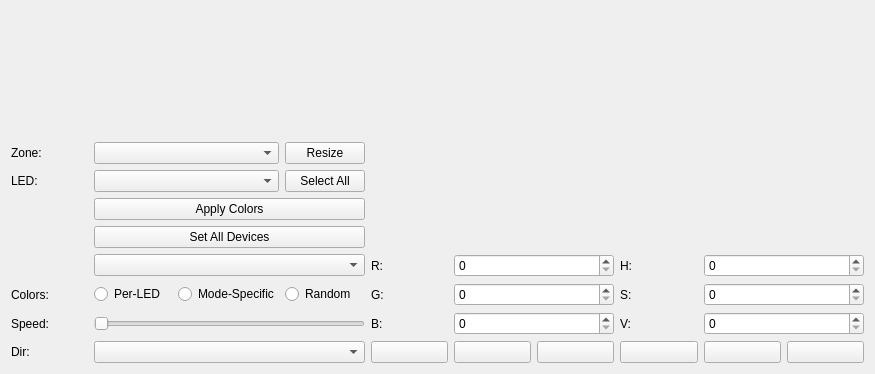
First picture: the form in qt/devicepage.ui, repository Hyun-sudo/OpenSourceSWIntroductionProject, before the edit.
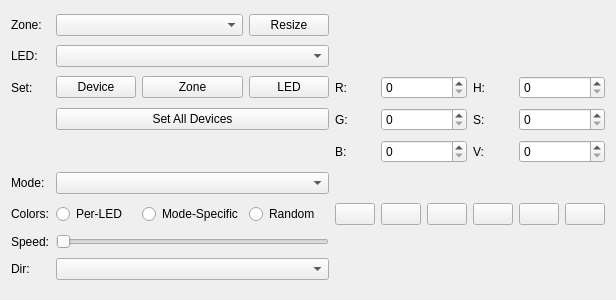
Second picture: the form after the edit. Custom widgets are drawn as their Qt base class.

What changed in the file:
```diff
--- a/qt/devicepage.ui
+++ b/qt/devicepage.ui
@@ -6,119 +6,170 @@
    <rect>
     <x>0</x>
     <y>0</y>
-    <width>875</width>
-    <height>374</height>
+    <width>556</width>
+    <height>300</height>
    </rect>
   </property>
   <property name="windowTitle">
    <string>Form</string>
   </property>
   <layout class="QGridLayout" name="gridLayout">
-   <item row="0" column="0" colspan="10">
-    <widget class="DeviceView" name="DeviceViewBox" native="true">
-     <property name="sizePolicy">
-      <sizepolicy hsizetype="MinimumExpanding" vsizetype="MinimumExpanding">
-       <horstretch>0</horstretch>
-       <verstretch>0</verstretch>
-      </sizepolicy>
-     </property>
-     <property name="minimumSize">
-      <size>
-       <width>0</width>
-       <height>0</height>
-      </size>
-     </property>
-    </widget>
-   </item>
-   <item row="1" column="0">
+   <item row="0" column="0">
     <widget class="QLabel" name="ZoneLabel">
      <property name="text">
       <string>Zone:</string>
      </property>
     </widget>
    </item>
-   <item row="1" column="1" colspan="2">
+   <item row="0" column="1" colspan="2">
     <widget class="QComboBox" name="ZoneBox"/>
    </item>
-   <item row="1" column="3">
+   <item row="0" column="3">
     <widget class="QPushButton" name="ResizeButton">
      <property name="text">
       <string>Resize</string>
      </property>
     </widget>
    </item>
-   <item row="1" column="4" rowspan="4" colspan="6">
-    <widget class="ColorWheel" name="ColorWheelBox" native="true">
-     <property name="sizePolicy">
-      <sizepolicy hsizetype="Preferred" vsizetype="Preferred">
-       <horstretch>0</horstretch>
-       <verstretch>0</verstretch>
-      </sizepolicy>
-     </property>
-    </widget>
-   </item>
-   <item row="2" column="0">
+   <item row="1" column="0">
     <widget class="QLabel" name="LEDLabel">
      <property name="text">
       <string>LED:</string>
      </property>
     </widget>
    </item>
-   <item row="2" column="1" colspan="2">
+   <item row="1" column="1" colspan="3">
     <widget class="QComboBox" name="LEDBox"/>
    </item>
+   <item row="2" column="0">
+    <widget class="QLabel" name="SetLabel">
+     <property name="text">
+      <string>Set:</string>
+     </property>
+    </widget>
+   </item>
+   <item row="2" column="1">
+    <widget class="QPushButton" name="SetDeviceButton">
+     <property name="text">
+      <string>Device</string>
+     </property>
+    </widget>
+   </item>
+   <item row="2" column="2">
+    <widget class="QPushButton" name="SetZoneButton">
+     <property name="text">
+      <string>Zone</string>
+     </property>
+    </widget>
+   </item>
    <item row="2" column="3">
     <widget class="QPushButton" name="SelectAllLEDsButton">
      <property name="text">
-      <string>Select All</string>
+      <string>LED</string>
      </property>
     </widget>
    </item>
-   <item row="3" column="1" colspan="3">
-    <widget class="QPushButton" name="ApplyColorsButton">
-     <property name="text">
-      <string>Apply Colors</string>
-     </property>
-    </widget>
-   </item>
-   <item row="4" column="1" colspan="3">
-    <widget class="QPushButton" name="SetAllButton">
-     <property name="text">
-      <string>Set All Devices</string>
-     </property>
-    </widget>
-   </item>
-   <item row="5" column="1" colspan="3">
-    <widget class="QComboBox" name="ModeBox"/>
-   </item>
-   <item row="5" column="4">
+   <item row="2" column="4">
     <widget class="QLabel" name="RedLabel">
      <property name="text">
       <string>R:</string>
      </property>
     </widget>
    </item>
-   <item row="5" column="5" colspan="2">
+   <item row="2" column="5" colspan="2">
     <widget class="QSpinBox" name="RedSpinBox">
      <property name="maximum">
       <number>255</number>
      </property>
     </widget>
    </item>
-   <item row="5" column="7">
+   <item row="2" column="7">
     <widget class="QLabel" name="HueLabel">
      <property name="text">
       <string>H:</string>
      </property>
     </widget>
    </item>
-   <item row="5" column="8" colspan="2">
+   <item row="2" column="8" colspan="2">
     <widget class="QSpinBox" name="HueSpinBox">
      <property name="maximum">
       <number>359</number>
      </property>
     </widget>
    </item>
+   <item row="3" column="1" colspan="3">
+    <widget class="QPushButton" name="SetAllButton">
+     <property name="text">
+      <string>Set All Devices</string>
+     </property>
+    </widget>
+   </item>
+   <item row="3" column="4">
+    <widget class="QLabel" name="GreenLabel">
+     <property name="text">
+      <string>G:</string>
+     </property>
+    </widget>
+   </item>
+   <item row="3" column="5" colspan="2">
+    <widget class="QSpinBox" name="GreenSpinBox">
+     <property name="maximum">
+      <number>255</number>
+     </property>
+    </widget>
+   </item>
+   <item row="3" column="7">
+    <widget class="QLabel" name="SatLabel">
+     <property name="text">
+      <string>S:</string>
+     </property>
+    </widget>
+   </item>
+   <item row="3" column="8" colspan="2">
+    <widget class="QSpinBox" name="SatSpinBox">
+     <property name="maximum">
+      <number>255</number>
+     </property>
+    </widget>
+   </item>
+   <item row="4" column="4">
+    <widget class="QLabel" name="BlueLabel">
+     <property name="text">
+      <string>B:</string>
+     </property>
+    </widget>
+   </item>
+   <item row="4" column="5" colspan="2">
+    <widget class="QSpinBox" name="BlueSpinBox">
+     <property name="maximum">
+      <number>255</number>
+     </property>
+    </widget>
+   </item>
+   <item row="4" column="7">
+    <widget class="QLabel" name="ValLabel">
+     <property name="text">
+      <string>V:</string>
+     </property>
+    </widget>
+   </item>
+   <item row="4" column="8" colspan="2">
+    <widget class="QSpinBox" name="ValSpinBox">
+     <property name="maximum">
+      <number>255</number>
+     </property>
+    </widget>
+   </item>
+   <item row="5" column="0">
+    <widget class="QLabel" name="ModeLabel">
+     <property name="text">
+      <string>Mode:</string>
+     </property>
+    </widget>
+   </item>
+   <item row="5" column="1" colspan="3">
+    <widget class="QComboBox" name="ModeBox"/>
+   </item>
    <item row="6" column="0">
     <widget class="QLabel" name="ColorLabel">
      <property name="text">
@@ -148,30 +199,44 @@
     </widget>
    </item>
    <item row="6" column="4">
-    <widget class="QLabel" name="GreenLabel">
+    <widget class="QPushButton" name="ButtonRed">
      <property name="text">
-      <string>G:</string>
+      <string/>
      </property>
     </widget>
    </item>
-   <item row="6" column="5" colspan="2">
-    <widget class="QSpinBox" name="GreenSpinBox">
-     <property name="maximum">
-      <number>255</number>
+   <item row="6" column="5">
+    <widget class="QPushButton" name="ButtonYellow">
+     <property name="text">
+      <string/>
+     </property>
+    </widget>
+   </item>
+   <item row="6" column="6">
+    <widget class="QPushButton" name="ButtonGreen">
+     <property name="text">
+      <string/>
      </property>
     </widget>
    </item>
    <item row="6" column="7">
-    <widget class="QLabel" name="SatLabel">
+    <widget class="QPushButton" name="ButtonCyan">
      <property name="text">
-      <string>S:</string>
+      <string/>
      </property>
     </widget>
    </item>
-   <item row="6" column="8" colspan="2">
-    <widget class="QSpinBox" name="SatSpinBox">
-     <property name="maximum">
-      <number>255</number>
+   <item row="6" column="8">
+    <widget class="QPushButton" name="ButtonBlue">
+     <property name="text">
+      <string/>
+     </property>
+    </widget>
+   </item>
+   <item row="6" column="9">
+    <widget class="QPushButton" name="ButtonMagenta">
+     <property name="text">
+      <string/>
      </property>
     </widget>
    </item>
@@ -189,34 +254,6 @@
      </property>
     </widget>
    </item>
-   <item row="7" column="4">
-    <widget class="QLabel" name="BlueLabel">
-     <property name="text">
-      <string>B:</string>
-     </property>
-    </widget>
-   </item>
-   <item row="7" column="5" colspan="2">
-    <widget class="QSpinBox" name="BlueSpinBox">
-     <property name="maximum">
-      <number>255</number>
-     </property>
-    </widget>
-   </item>
-   <item row="7" column="7">
-    <widget class="QLabel" name="ValLabel">
-     <property name="text">
-      <string>V:</string>
-     </property>
-    </widget>
-   </item>
-   <item row="7" column="8" colspan="2">
-    <widget class="QSpinBox" name="ValSpinBox">
-     <property name="maximum">
-      <number>255</number>
-     </property>
-    </widget>
-   </item>
    <item row="8" column="0">
     <widget class="QLabel" name="DirectionLabel">
      <property name="text">
@@ -227,67 +264,8 @@
    <item row="8" column="1" colspan="3">
     <widget class="QComboBox" name="DirectionBox"/>
    </item>
-   <item row="8" column="4">
-    <widget class="QPushButton" name="ButtonRed">
-     <property name="text">
-      <string/>
-     </property>
-    </widget>
-   </item>
-   <item row="8" column="5">
-    <widget class="QPushButton" name="ButtonYellow">
-     <property name="text">
-      <string/>
-     </property>
-    </widget>
-   </item>
-   <item row="8" column="6">
-    <widget class="QPushButton" name="ButtonGreen">
-     <property name="text">
-      <string/>
-     </property>
-    </widget>
-   </item>
-   <item row="8" column="7">
-    <widget class="QPushButton" name="ButtonCyan">
-     <property name="text">
-      <string/>
-     </property>
-    </widget>
-   </item>
-   <item row="8" column="8">
-    <widget class="QPushButton" name="ButtonBlue">
-     <property name="text">
-      <string/>
-     </property>
-    </widget>
-   </item>
-   <item row="8" column="9">
-    <widget class="QPushButton" name="ButtonMagenta">
-     <property name="text">
-      <string/>
-     </property>
-    </widget>
-   </item>
   </layout>
  </widget>
- <customwidgets>
-  <customwidget>
-   <class>DeviceView</class>
-   <extends>QWidget</extends>
-   <header location="global">DeviceView.h</header>
-   <container>1</container>
-  </customwidget>
-  <customwidget>
-   <class>ColorWheel</class>
-   <extends>QWidget</extends>
-   <header location="global">ColorWheel.h</header>
-   <container>1</container>
-   <slots>
-    <signal>colorChanged(QColor)</signal>
-   </slots>
-  </customwidget>
- </customwidgets>
  <resources/>
  <connections/>
 </ui>
```
Left out of the diff: 6 changed lines with no effect on the pictures.
